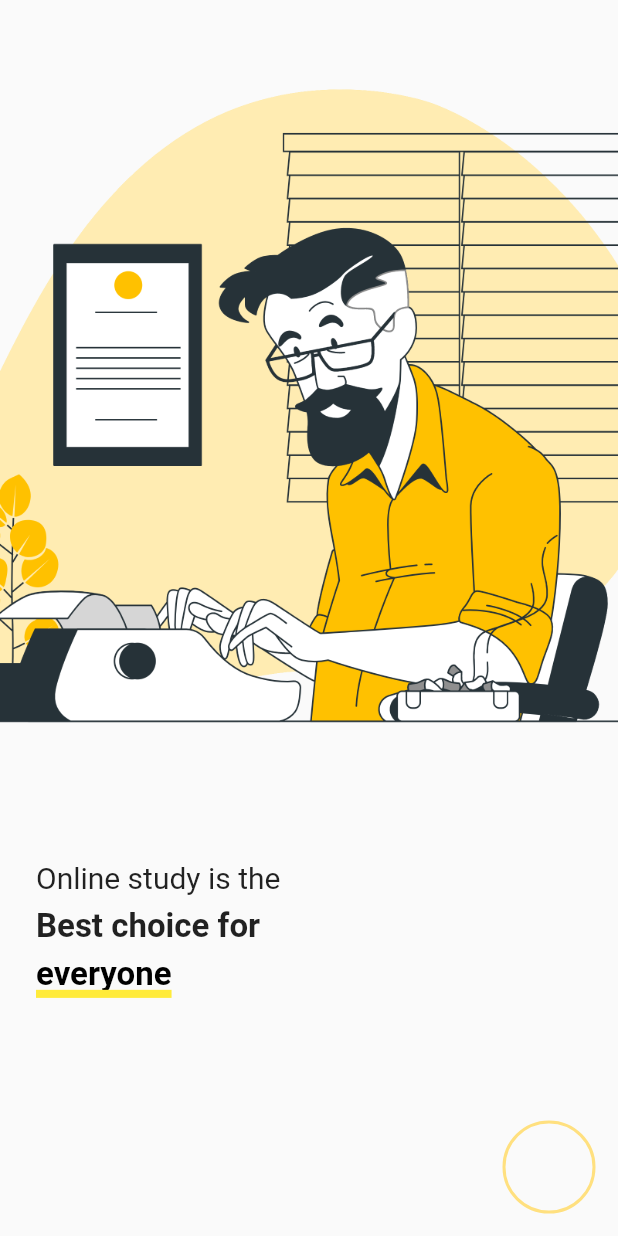
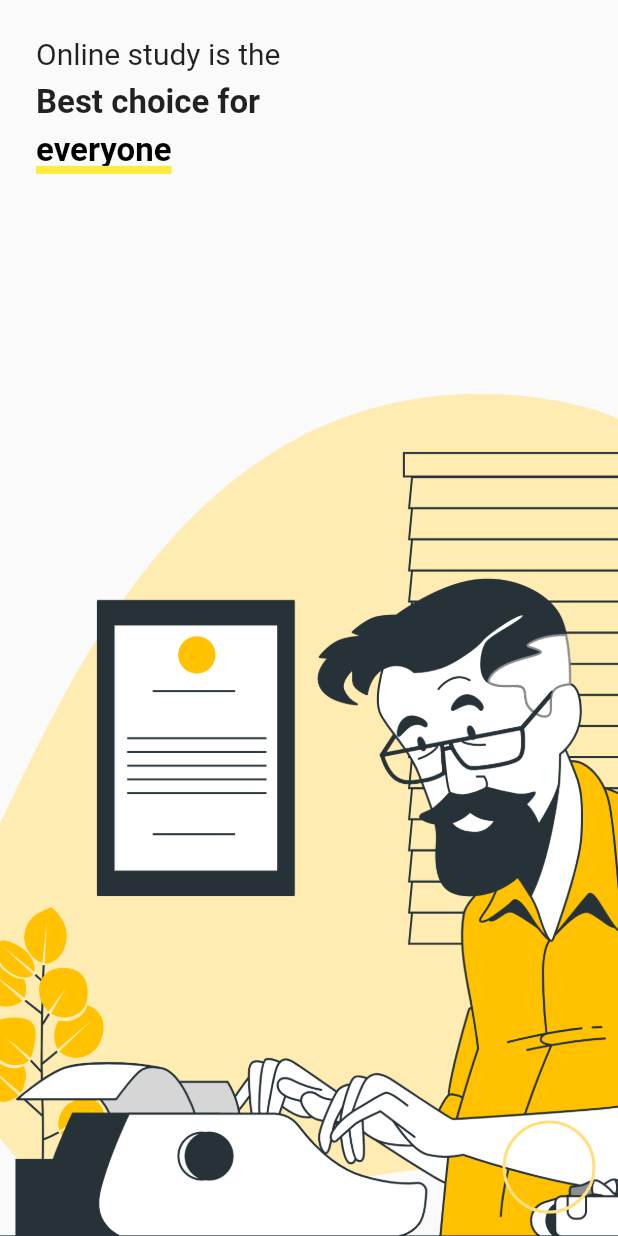
Before and after one commit to marcoleonardini/e_learning_onboarding_app, a Flutter app: the screen it shows after launch, after a tap on the "chevron right" icon, on a phone screen of 412 x 824 dp. Run offline on Flutter 3.47's test engine with Material 2 defaults, Android fonts, the phone set to English and light mode, and no system bars; statements that could not run were skipped.

Commit message:
Additional pages

```diff
--- /dev/null
+++ b/lib/src/ui/screens/first_page.screen.dart
@@ -0,0 +1,68 @@
+import 'package:flutter/material.dart';
+
+class FirstPage extends StatelessWidget {
+  const FirstPage({Key key, @required String image})
+      : _image = image,
+        super(key: key);
+
+  final String _image;
+
+  @override
+  Widget build(BuildContext context) {
+    return Column(
+      children: [
+        Expanded(
+          flex: 6,
+          child: Transform.scale(
+            scale: 1.25,
+            child: Image.asset(
+              _image,
+              fit: BoxFit.cover,
+              alignment: Alignment.centerLeft,
+            ),
+          ),
+        ),
+        Expanded(
+          flex: 3,
+          child: Container(
+            constraints: BoxConstraints.expand(),
+            padding: EdgeInsets.all(24.0),
+            child: Column(
+              crossAxisAlignment: CrossAxisAlignment.start,
+              mainAxisSize: MainAxisSize.min,
+              children: [
+                Text(
+                  'Online study is the',
+                  style: TextStyle(fontSize: 20.0),
+                ),
+                SizedBox(height: 8.0),
+                Text(
+                  'Best choice for',
+                  style: TextStyle(
+                    fontSize: 22.0,
+                    fontWeight: FontWeight.bold,
+                  ),
+                ),
+                SizedBox(height: 10.0),
+                Text(
+                  'everyone',
+                  style: TextStyle(
+                    fontSize: 22.0,
+                    shadows: [
+                      Shadow(color: Colors.black, offset: Offset(0, -4))
+                    ],
+                    color: Colors.transparent,
+                    fontWeight: FontWeight.bold,
+                    decoration: TextDecoration.underline,
+                    decorationColor: Theme.of(context).primaryColor,
+                    decorationThickness: 5.0,
+                  ),
+                ),
+              ],
+            ),
+          ),
+        ),
+      ],
+    );
+  }
+}
--- a/lib/src/ui/screens/onboard.screen.dart
+++ b/lib/src/ui/screens/onboard.screen.dart
@@ -1,7 +1,9 @@
-import 'package:e_learning_onboarding_app/src/widgets/painters/buttom_painter.dart';
+import 'package:e_learning_onboarding_app/src/ui/screens/first_page.screen.dart';
+import 'package:e_learning_onboarding_app/src/ui/screens/second_page.screen.dart';
+import 'package:e_learning_onboarding_app/src/widgets/customButtomPainter.dart';
+
 import 'package:flutter/cupertino.dart';
 import 'package:flutter/material.dart';
-import 'dart:math' as math;
 
 ValueNotifier<int> index = ValueNotifier(0);
 
@@ -14,7 +16,9 @@ class _OnboardScreenState extends State<OnboardScreen> {
   final _images = <String>[
     'assets/blog-post-bro.png',
     'assets/novelist-writing-bro.png',
+    'assets/blogging-bro.png'
   ];
+
   @override
   Widget build(BuildContext context) {
     return SafeArea(
@@ -22,69 +26,43 @@ class _OnboardScreenState extends State<OnboardScreen> {
         floatingActionButton: CustomFloatingActionButton(),
         body: Container(
           constraints: BoxConstraints.expand(),
-          child: Column(
-            children: [
-              Expanded(
-                flex: 6,
-                child: Transform.scale(
-                  scale: 1.25,
           child: ValueListenableBuilder(
               valueListenable: index,
-                      builder: (context, _index, _) {
+              builder: (context, int _index, _) {
+                print(_index);
+                switch (_index % 3) {
+                  case 0:
                     return AnimatedSwitcher(
                         duration: const Duration(milliseconds: 750),
-                          child: Image.asset(
-                            _images[_index % 2],
+                        child: FirstPage(
                           key: UniqueKey(),
-                            fit: BoxFit.cover,
-                            alignment: Alignment.centerLeft,
-                          ),
-                        );
+                          image: _images[_index % 3],
+                        ));
+
+                    break;
+                  case 1:
+                    return AnimatedSwitcher(
+                        duration: const Duration(milliseconds: 750),
+                        child: SecondPage(
+                          key: UniqueKey(),
+                          image: _images[_index % 3],
+                        ));
+
+                    break;
+                  case 2:
+                    return AnimatedSwitcher(
+                        duration: const Duration(milliseconds: 750),
+                        child: FirstPage(
+                          key: UniqueKey(),
+                          image: _images[_index % 3],
+                        ));
+
+                    break;
+
+                  default:
+                    return CircularProgressIndicator();
+                }
               }),
-                ),
-              ),
-              Expanded(
-                flex: 3,
-                child: Container(
-                  constraints: BoxConstraints.expand(),
-                  padding: EdgeInsets.all(24.0),
-                  child: Column(
-                    crossAxisAlignment: CrossAxisAlignment.start,
-                    mainAxisSize: MainAxisSize.min,
-                    children: [
-                      Text(
-                        'Online study is the',
-                        style: TextStyle(fontSize: 20.0),
-                      ),
-                      SizedBox(height: 8.0),
-                      Text(
-                        'Best choice for',
-                        style: TextStyle(
-                          fontSize: 22.0,
-                          fontWeight: FontWeight.bold,
-                        ),
-                      ),
-                      SizedBox(height: 10.0),
-                      Text(
-                        'everyone',
-                        style: TextStyle(
-                          fontSize: 22.0,
-                          shadows: [
-                            Shadow(color: Colors.black, offset: Offset(0, -4))
-                          ],
-                          color: Colors.transparent,
-                          fontWeight: FontWeight.bold,
-                          decoration: TextDecoration.underline,
-                          decorationColor: Theme.of(context).primaryColor,
-                          decorationThickness: 5.0,
-                        ),
-                      ),
-                    ],
-                  ),
-                ),
-              ),
-            ],
-          ),
         ),
       ),
     );
@@ -105,7 +83,6 @@ class CustomFloatingActionButton extends StatelessWidget {
         child: ValueListenableBuilder(
           valueListenable: index,
           builder: (context, int _index, child) {
-            print(_index);
             return BottomCustomPainter(
               key: UniqueKey(),
               width: _width,
@@ -133,50 +110,3 @@ class CustomFloatingActionButton extends StatelessWidget {
     );
   }
 }
-
-class BottomCustomPainter extends StatefulWidget {
-  const BottomCustomPainter({
-    Key key,
-    @required this.width,
-    @required this.child,
-    @required this.index,
-  }) : super(key: key);
-
-  final double width;
-  final Widget child;
-  final double index;
-
-  @override
-  _BottomCustomPainterState createState() => _BottomCustomPainterState();
-}
-
-class _BottomCustomPainterState extends State<BottomCustomPainter> {
-  Tween<double> _animation;
-
-  @override
-  void initState() {
-    // TODO: implement initState
-    super.initState();
-    print('BottomCustomPainter ${widget.index}');
-    _animation = Tween(begin: widget.index, end: widget.index + 1);
-
-    // _animationController.forward();
-  }
-
-  @override
-  Widget build(BuildContext context) {
-    return TweenAnimationBuilder(
-      duration: const Duration(milliseconds: 500),
-      tween: _animation,
-      builder: (context, value, _) {
-        print(value);
-        return CustomPaint(
-            painter: ButtomPainter(
-              width: widget.width,
-              seepAngleSecond: ((360 / 3) * math.pi / 180) * value,
-            ),
-            child: widget.child);
-      },
-    );
-  }
-}
--- /dev/null
+++ b/lib/src/ui/screens/second_page.screen.dart
@@ -0,0 +1,68 @@
+import 'package:flutter/material.dart';
+
+class SecondPage extends StatelessWidget {
+  const SecondPage({Key key, @required String image})
+      : _image = image,
+        super(key: key);
+
+  final String _image;
+
+  @override
+  Widget build(BuildContext context) {
+    return Column(
+      children: [
+        Expanded(
+          flex: 3,
+          child: Container(
+            constraints: BoxConstraints.expand(),
+            padding: EdgeInsets.all(24.0),
+            child: Column(
+              crossAxisAlignment: CrossAxisAlignment.start,
+              mainAxisSize: MainAxisSize.min,
+              children: [
+                Text(
+                  'Online study is the',
+                  style: TextStyle(fontSize: 20.0),
+                ),
+                SizedBox(height: 8.0),
+                Text(
+                  'Best choice for',
+                  style: TextStyle(
+                    fontSize: 22.0,
+                    fontWeight: FontWeight.bold,
+                  ),
+                ),
+                SizedBox(height: 10.0),
+                Text(
+                  'everyone',
+                  style: TextStyle(
+                    fontSize: 22.0,
+                    shadows: [
+                      Shadow(color: Colors.black, offset: Offset(0, -4))
+                    ],
+                    color: Colors.transparent,
+                    fontWeight: FontWeight.bold,
+                    decoration: TextDecoration.underline,
+                    decorationColor: Theme.of(context).primaryColor,
+                    decorationThickness: 5.0,
+                  ),
+                ),
+              ],
+            ),
+          ),
+        ),
+        Expanded(
+          flex: 6,
+          child: Transform.scale(
+            scale: 1.25,
+            child: Image.asset(
+              _image,
+              fit: BoxFit.cover,
+              alignment: Alignment.centerLeft,
+            ),
+          ),
+        ),
+      ],
+    );
+  }
+}
--- /dev/null
+++ b/lib/src/widgets/customButtomPainter.dart
@@ -0,0 +1,48 @@
+import 'package:flutter/material.dart';
+import 'package:e_learning_onboarding_app/src/widgets/painters/buttom_painter.dart';
+import 'dart:math' as math;
+
+class BottomCustomPainter extends StatefulWidget {
+  const BottomCustomPainter({
+    Key key,
+    @required this.width,
+    @required this.child,
+    @required this.index,
+  }) : super(key: key);
+
+  final double width;
+  final Widget child;
+  final double index;
+
+  @override
+  _BottomCustomPainterState createState() => _BottomCustomPainterState();
+}
+
+class _BottomCustomPainterState extends State<BottomCustomPainter> {
+  Tween<double> _animation;
+
+  @override
+  void initState() {
+    super.initState();
+
+    _animation = Tween(begin: widget.index, end: widget.index + 1);
+
+    // _animationController.forward();
+  }
+
+  @override
+  Widget build(BuildContext context) {
+    return TweenAnimationBuilder(
+      duration: const Duration(milliseconds: 500),
+      tween: _animation,
+      builder: (context, value, _) {
+        return CustomPaint(
+            painter: ButtomPainter(
+              width: widget.width,
+              seepAngleSecond: ((360 / 3) * math.pi / 180) * value,
+            ),
+            child: widget.child);
+      },
+    );
+  }
+}
```
Also changed, not shown: lib/src/ui/screens/third_page.screen.dart (added, +68 -0 lines), assets/blogging-bro.png (added), 2 other files. Lines whose indentation alone changed are shown as unchanged.
